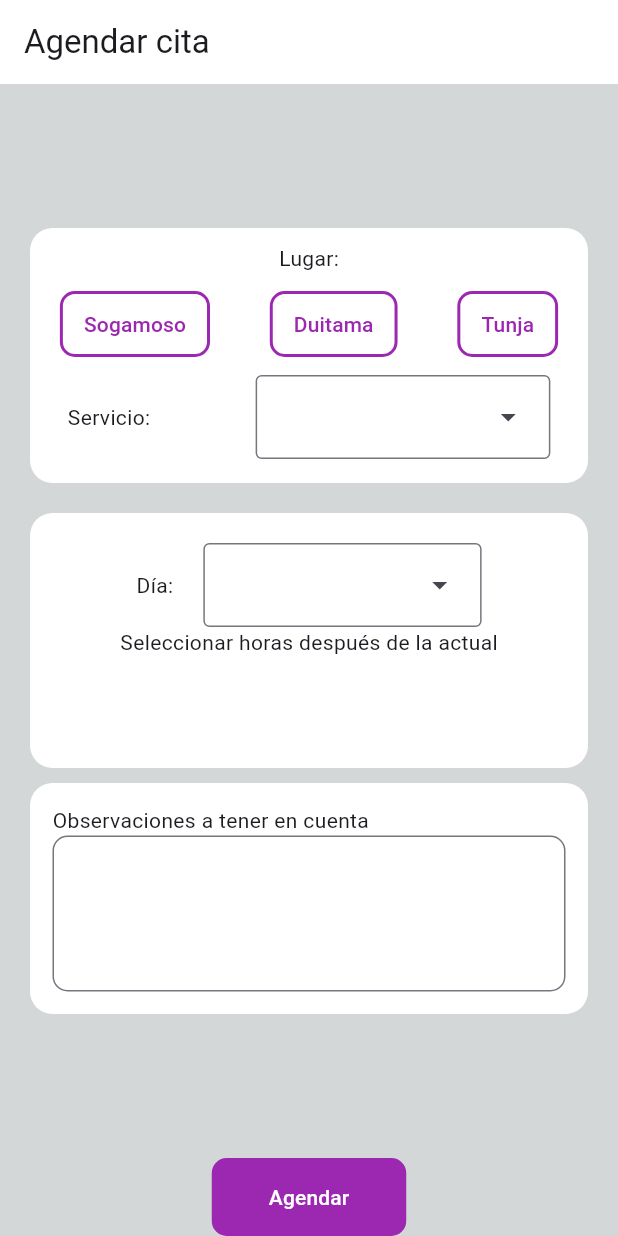
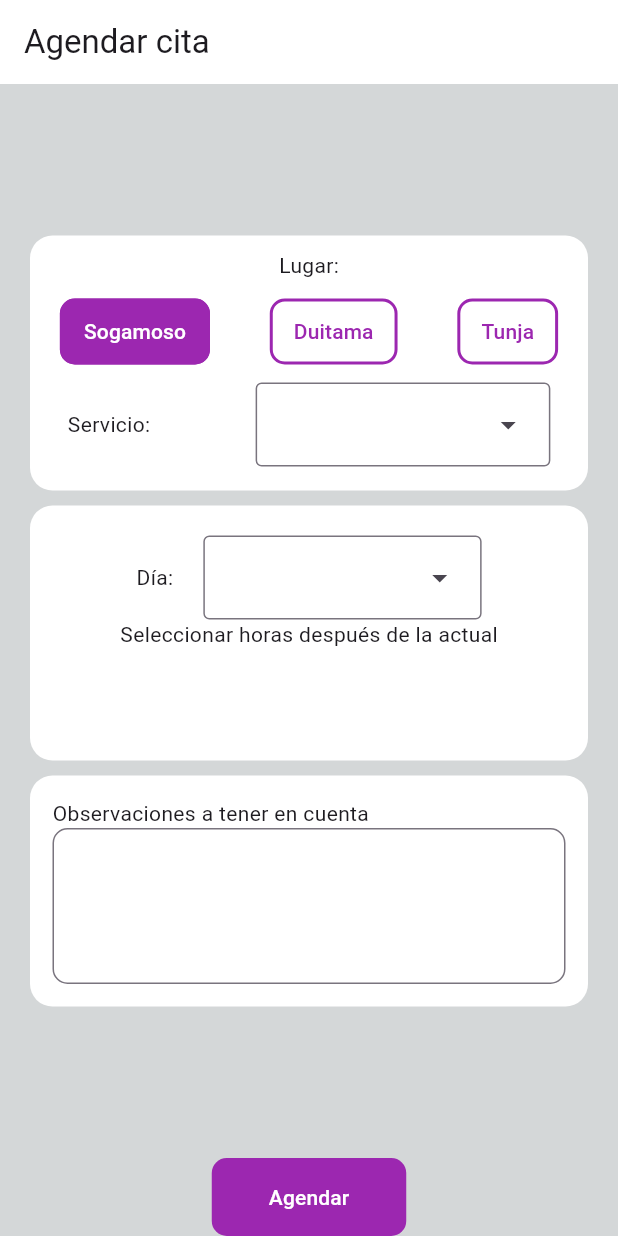
Before and after one commit to judagonsa/ekilibra_spa, a Flutter app: the QuotePage screen opened by its route, after a tap on "Sogamoso", on a phone screen of 412 x 824 dp. Run offline on Flutter 3.47's test engine with Material 3 defaults, Android fonts, the phone set to English and light mode, and no system bars; our stand-ins replace flutter_bloc, freezed_annotation, go_router, image_picker, shared_preferences; accounts and stored records are empty.

Commit message:
Change color selected place

```diff
--- a/lib/app/pages/quote/pages/quote_page.dart
+++ b/lib/app/pages/quote/pages/quote_page.dart
@@ -2,12 +2,19 @@ import 'package:ekilibra_spa/app/config/helpers/button_helpers.dart';
 import 'package:ekilibra_spa/app/config/helpers/datetime_helper.dart';
 import 'package:flutter/material.dart';
 
-class QuotePage extends StatelessWidget {
+class QuotePage extends StatefulWidget {
   const QuotePage({super.key});
 
   @override
+  State<QuotePage> createState() => _QuotePageState();
+}
+
+class _QuotePageState extends State<QuotePage> {
+  String placeSelected = '';
+  @override
   Widget build(BuildContext context) {
-    String service;
+    String serviceSelected = '';
+
     final List<String> services = ['Limpieza facial', 'masaje', 'camilla'];
     // final List<String> places = ['Sogamoso', 'Duitama', 'Tunja']; ajustar más adelante
 
@@ -18,7 +25,6 @@ class QuotePage extends StatelessWidget {
         title: const Text('Agendar cita'),
       ),
       body: SafeArea(
-        child: Expanded(
         child: Form(
           child: Padding(
             padding: const EdgeInsets.symmetric(horizontal: 20),
@@ -40,31 +46,55 @@ class QuotePage extends StatelessWidget {
                             const Text('Lugar:'),
                             const SizedBox(height: 10),
                             Row(
-                                mainAxisAlignment:
-                                    MainAxisAlignment.spaceAround,
+                              mainAxisAlignment: MainAxisAlignment.spaceAround,
                               children: [
                                 TextButton(
-                                    onPressed: () {},
+                                  onPressed: () {
+                                    setState(() {
+                                      placeSelected = 'Sogamoso';
+                                    });
+                                  },
                                   style: ButtonHelpers().secondaryButton(
-                                      textColor: Colors.purple,
+                                    textColor: placeSelected == 'Sogamoso'
+                                        ? Colors.white
+                                        : Colors.purple,
                                     borderColor: Colors.purple,
+                                    backgrounColor: placeSelected == 'Sogamoso'
+                                        ? Colors.purple
+                                        : null,
                                   ),
                                   child: const Text('Sogamoso'),
                                 ),
                                 TextButton(
-                                    onPressed: () {},
+                                  onPressed: () {
+                                    setState(() {
+                                      placeSelected = 'Duitama';
+                                    });
+                                  },
                                   style: ButtonHelpers().secondaryButton(
-                                      textColor: Colors.purple,
+                                      textColor: placeSelected == 'Duitama'
+                                          ? Colors.white
+                                          : Colors.purple,
                                       borderColor: Colors.purple,
-                                    ),
+                                      backgrounColor: placeSelected == 'Duitama'
+                                          ? Colors.purple
+                                          : null),
                                   child: const Text('Duitama'),
                                 ),
                                 TextButton(
-                                    onPressed: () {},
+                                  onPressed: () {
+                                    setState(() {
+                                      placeSelected = 'Tunja';
+                                    });
+                                  },
                                   style: ButtonHelpers().secondaryButton(
-                                      textColor: Colors.purple,
+                                      textColor: placeSelected == 'Tunja'
+                                          ? Colors.white
+                                          : Colors.purple,
                                       borderColor: Colors.purple,
-                                    ),
+                                      backgrounColor: placeSelected == 'Tunja'
+                                          ? Colors.purple
+                                          : null),
                                   child: const Text('Tunja'),
                                 )
                               ],
@@ -80,7 +110,7 @@ class QuotePage extends StatelessWidget {
                             DropdownMenu(
                               // errorText: 'Error',
                               onSelected: (value) {
-                                  if (value != null) service = value;
+                                if (value != null) serviceSelected = value;
                               },
                               dropdownMenuEntries: services
                                   .map<DropdownMenuEntry<String>>(
@@ -97,7 +127,7 @@ class QuotePage extends StatelessWidget {
                     ),
                   ),
                 ),
-                  const SizedBox(height: 20),
+                const SizedBox(height: 10),
                 Container(
                   height: 170,
                   decoration: const BoxDecoration(
@@ -115,7 +145,7 @@ class QuotePage extends StatelessWidget {
                             const SizedBox(width: 20),
                             DropdownMenu(
                               onSelected: (value) {
-                                  if (value != null) service = value;
+                                // if (value != null) service = value;
                               },
                               dropdownMenuEntries: DatetimeHelper()
                                   .getDaysOfWeek()
@@ -165,13 +195,11 @@ class QuotePage extends StatelessWidget {
                     backgroundColor: Colors.purple,
                   ),
                   child: const Padding(
-                      padding:
-                          EdgeInsets.symmetric(vertical: 10, horizontal: 30),
+                    padding: EdgeInsets.symmetric(vertical: 10, horizontal: 30),
                     child: Text('Agendar'),
                   ),
                 ),
               ],
-              ),
             ),
           ),
         ),
```
Lines whose indentation alone changed are shown as unchanged.
